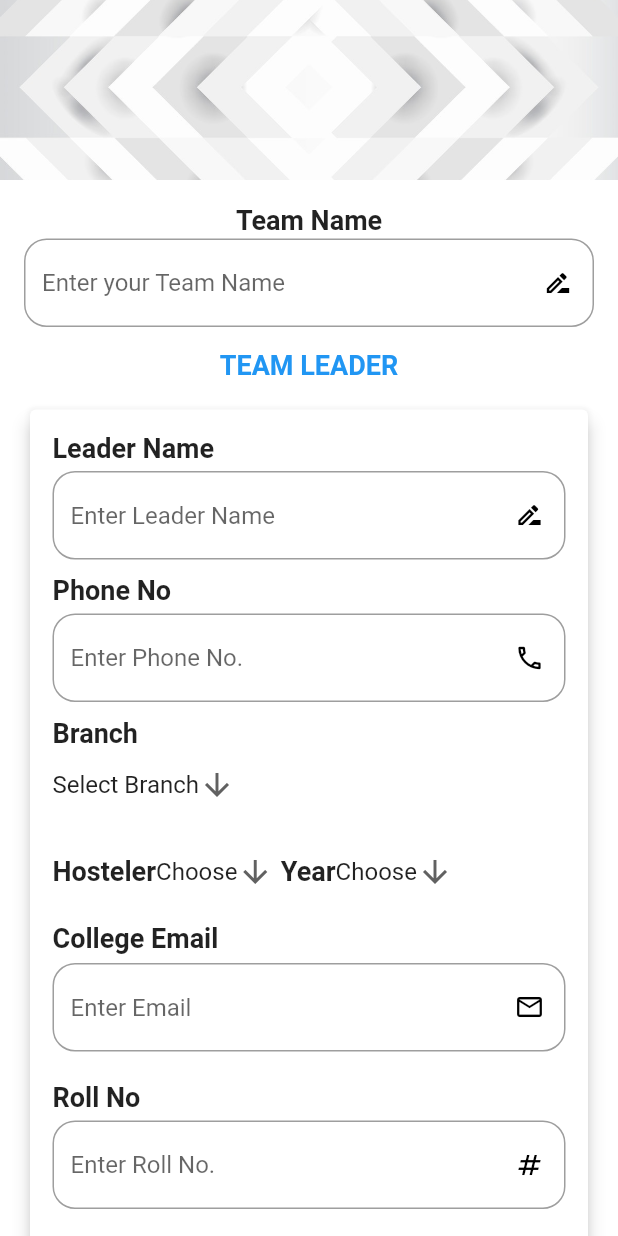
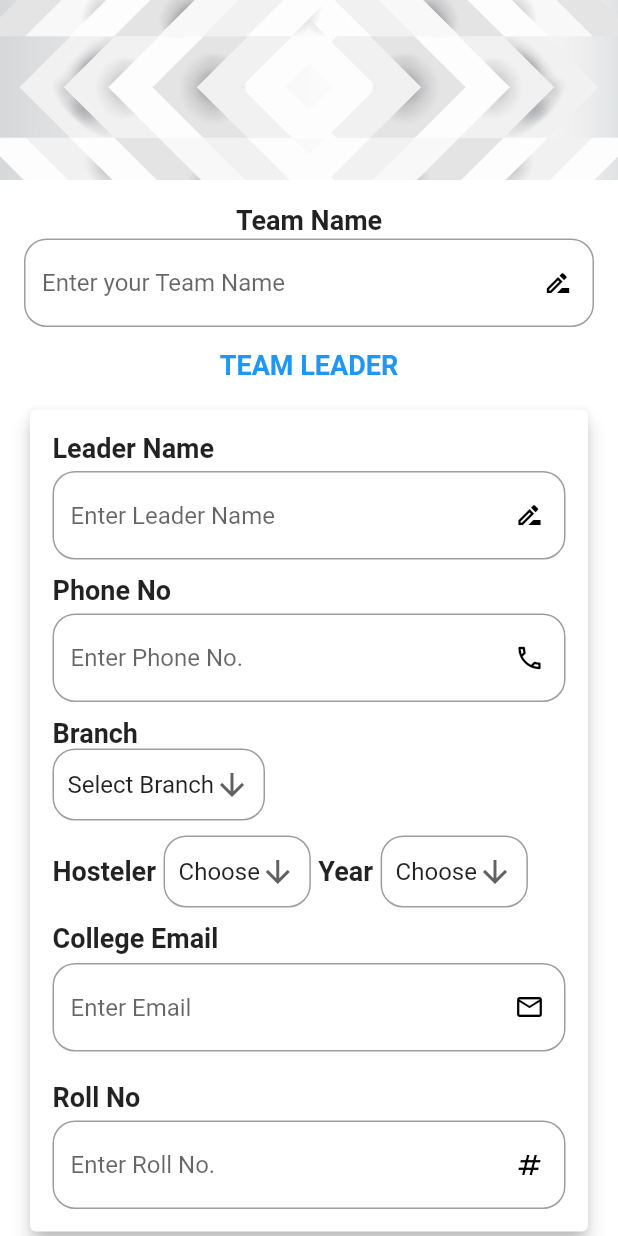
Before and after one commit to Kshiti-24/brl_registration, a Flutter app: the screen it shows after launch, on a phone screen of 412 x 824 dp. Run offline on Flutter 3.47's test engine with Material 2 defaults, Android fonts, the phone set to English and light mode, and no system bars; our stand-ins replace dio, google_fonts, pinput, sqflite; missing offline and left inert: dart:ffi; accounts and stored records are empty; project files that could hold a hidden picture were left out.

Commit message:
ui updated

```diff
--- a/lib/screens/bv2_register.dart
+++ b/lib/screens/bv2_register.dart
@@ -187,11 +187,9 @@ class _BV2RegistrationState extends State<BV2Registration> {
                             child: Card(
                                 elevation: 5,
                                 shadowColor: Colors.black,
-                              child: SizedBox(
-                                width: 400,
-                                height: 700,
                                 child: Padding(
                                     padding: const EdgeInsets.all(15.0),
+                                    child: Expanded(
                                         child: Column(
                                               crossAxisAlignment:
                                                   CrossAxisAlignment.start,
@@ -261,7 +259,18 @@ class _BV2RegistrationState extends State<BV2Registration> {
                                                     fontWeight: FontWeight.bold,
                                                   ),
                                                 ),
-                                        DropdownButton<String>(
+                                        DecoratedBox(
+                                          decoration: BoxDecoration(
+                                              // color:Colors.lightGreen, //background color of dropdown button
+                                              border: Border.all(color: Colors.black38, width:1), //border of dropdown button
+                                              borderRadius: BorderRadius.circular(15), //border raiuds of dropdown button
+
+                                          ),
+
+
+                                          child:Padding(
+                                              padding: EdgeInsets.only(left:10, right:10),
+                                              child: DropdownButton<String>(
                                                   value: bdropdownValue,
                                                   icon:
                                                       const Icon(Icons.arrow_downward),
@@ -283,10 +292,15 @@ class _BV2RegistrationState extends State<BV2Registration> {
                                                     );
                                                   }).toList(),
                                                 ),
+                                          )
+                                        ),
                                                 const SizedBox(height: 10.0),
                                                 SingleChildScrollView(
                                                     scrollDirection: Axis.horizontal,
-                                          child: Row(children: [
+                                                    child: Row(
+
+                                                        //mainAxisAlignment: MainAxisAlignment.spaceEvenly,
+                                                        children: [
                                                       const Text(
                                                         'Hosteler',
                                                         style: TextStyle(
@@ -294,7 +308,19 @@ class _BV2RegistrationState extends State<BV2Registration> {
                                                           fontWeight: FontWeight.bold,
                                                         ),
                                                       ),
-                                            DropdownButton<String>(
+                                                      SizedBox(width: 5,),
+                                                          DecoratedBox(
+                                                            decoration: BoxDecoration(
+                                                              // color:Colors.lightGreen, //background color of dropdown button
+                                                              border: Border.all(color: Colors.black38, width:1), //border of dropdown button
+                                                              borderRadius: BorderRadius.circular(15), //border raiuds of dropdown button
+
+                                                            ),
+
+                                                            child:Padding(
+                                                                padding: EdgeInsets.only(left:10, right:10),
+                                                                child: DropdownButton<String>(
+
                                                         value: dropdownValue,
                                                         icon: const Icon(
                                                             Icons.arrow_downward),
@@ -315,6 +341,9 @@ class _BV2RegistrationState extends State<BV2Registration> {
                                                             child: Text(value),
                                                           );
                                                         }).toList(),
+
+                                                      ),
+                                                            )
                                                           ),
                                                       const SizedBox(
                                                         width: 5,
@@ -326,7 +355,18 @@ class _BV2RegistrationState extends State<BV2Registration> {
                                                           fontWeight: FontWeight.bold,
                                                         ),
                                                       ),
-                                            DropdownButton<String>(
+                                                          SizedBox(width: 5,),
+                                                          DecoratedBox(
+                                                            decoration: BoxDecoration(
+                                                              // color:Colors.lightGreen, //background color of dropdown button
+                                                              border: Border.all(color: Colors.black38, width:1), //border of dropdown button
+                                                              borderRadius: BorderRadius.circular(15), //border raiuds of dropdown button
+
+                                                            ),
+
+                                                            child:Padding(
+                                                                padding: EdgeInsets.only(left:10, right:10),
+                                                                child: DropdownButton<String>(
                                                         value: ydropdownValue,
                                                         icon: const Icon(
                                                             Icons.arrow_downward),
@@ -349,6 +389,8 @@ class _BV2RegistrationState extends State<BV2Registration> {
                                                             child: Text(value),
                                                           );
                                                         }).toList(),
+                                                      )
+                                                            )
                                                           )
                                                     ]),
                                                   ),
@@ -551,10 +593,14 @@ class _BV2RegistrationState extends State<BV2Registration> {
                                                     }),
                                               ]),
                                       ),
+
+
                                   ),
                                 ),
                             ),
+
                           ),
+
                         const SizedBox(height: 10.0),
                         Visibility(
                           visible: show,
```
Lines whose indentation alone changed are shown as unchanged.
